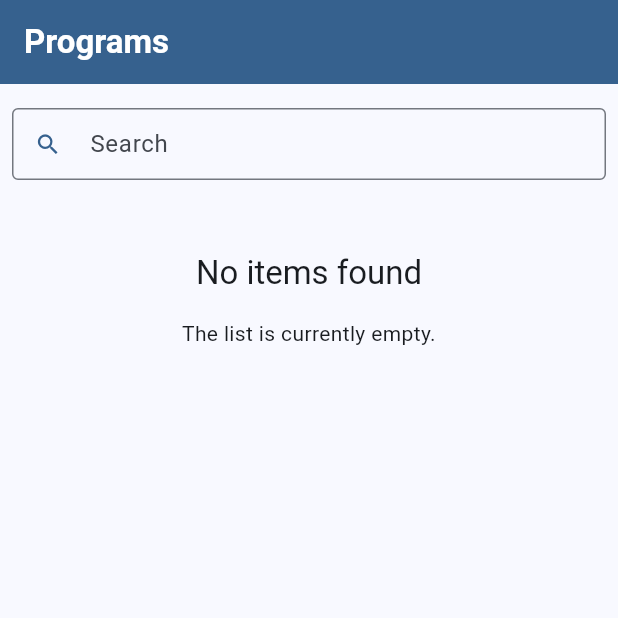
After one commit to hisptz/dhis2-flutter-toolkit-example-app, a Flutter app: the Home screen opened by its route, after a tap on "Programs", on a phone screen of 412 x 824 dp, the top half of it. The commit adds this screen. Run offline on Flutter 3.47's test engine with Material 3 defaults, Android fonts, the phone set to English and light mode, and no system bars; our stand-ins replace go_router, infinite_scroll_pagination, objectbox, shared_preferences; accounts and stored records are empty; generated files the repository leaves out were written again.

Commit message:
feat(program list): implementation
- implemented program list page
 - Implemented program search

```diff
--- a/lib/models/metadata/program.dart
+++ b/lib/models/metadata/program.dart
@@ -28,6 +28,11 @@ class D2Program extends D2MetadataResource {
   String shortName;
   String accessLevel;
 
+  String programType;
+  bool? onlyEnrollOnce;
+
+  bool? selectEnrollmentDatesInFuture;
+
   final organisationUnits = ToMany<D2OrganisationUnit>();
 
   final programStages = ToMany<D2ProgramStage>();
@@ -37,14 +42,8 @@ class D2Program extends D2MetadataResource {
   final programTrackedEntityAttributes =
       ToMany<D2ProgramTrackedEntityAttribute>();
 
-  D2Program({
-    required this.created,
-    required this.lastUpdated,
-    required this.uid,
-    required this.accessLevel,
-    required this.name,
-    required this.shortName,
-  });
+  D2Program(this.created, this.lastUpdated, this.uid, this.accessLevel,
+      this.name, this.shortName, this.programType, this.onlyEnrollOnce);
 
   D2Program.fromMap(Map json)
       : created = DateTime.parse(json["created"]),
@@ -52,7 +51,8 @@ class D2Program extends D2MetadataResource {
         uid = json["id"],
         accessLevel = json["accessLevel"],
         name = json["name"],
-        shortName = json["shortName"] {
+        shortName = json["shortName"],
+        programType = json["programType"] {
     id = D2ProgramRepository().getIdByUid(json["id"]) ?? 0;
     List<D2OrganisationUnit?> programOrgUnits = json["organisationUnits"]
         .cast<Map>()
--- a/lib/modules/home.dart
+++ b/lib/modules/home.dart
@@ -1,6 +1,7 @@
 import 'package:dhis2_flutter_toolkit/components/SystemInfo.dart';
 import 'package:dhis2_flutter_toolkit/components/UserInfoWidget.dart';
 import 'package:flutter/material.dart';
+import 'package:go_router/go_router.dart';
 
 class Home extends StatelessWidget {
   const Home({super.key});
@@ -16,14 +17,19 @@ class Home extends StatelessWidget {
             style: TextStyle(color: Colors.white, fontWeight: FontWeight.bold),
           ),
         ),
-        body: const SingleChildScrollView(
+        body: SingleChildScrollView(
           child: Column(
             children: [
-              SystemInfoWidget(),
-              Padding(
+              const SystemInfoWidget(),
+              const Padding(
                 padding: EdgeInsets.symmetric(vertical: 16.0),
               ),
-              UserInfoWidget()
+              const UserInfoWidget(),
+              TextButton(
+                  onPressed: () {
+                    context.go("/programs");
+                  },
+                  child: const Text("Programs"))
             ],
           ),
         ),
--- /dev/null
+++ b/lib/modules/programs/list.dart
@@ -0,0 +1,128 @@
+import 'package:dhis2_flutter_toolkit/models/metadata/program.dart';
+import 'package:dhis2_flutter_toolkit/objectbox.g.dart';
+import 'package:dhis2_flutter_toolkit/repositories/metadata/program.dart';
+import 'package:dhis2_flutter_toolkit/utils/debounce.dart';
+import 'package:flutter/material.dart';
+import 'package:infinite_scroll_pagination/infinite_scroll_pagination.dart';
+
+class ProgramList extends StatefulWidget {
+  const ProgramList({super.key});
+
+  @override
+  State<ProgramList> createState() => _ProgramListState();
+}
+
+final debouncer = Debouncer(milliseconds: 1000);
+
+class _ProgramListState extends State<ProgramList> {
+  TextEditingController searchController = TextEditingController();
+  final D2ProgramRepository repository = D2ProgramRepository();
+  final PagingController<int, D2Program> _pagingController =
+      PagingController(firstPageKey: 0);
+
+  fetchPage(int page) async {
+    String keyword = searchController.text;
+
+    if (keyword.isNotEmpty) {
+      print(keyword);
+      repository.byIdentifiableToken(keyword);
+    } else {
+      repository.clearQuery();
+    }
+    QueryBuilder<D2Program> queryBuilder = repository.queryBuilder;
+    Query<D2Program> query = queryBuilder.build();
+    query
+      ..limit = 50
+      ..offset = page;
+    List<D2Program> entities = await query.findAsync();
+    final isLastPage = entities.length < 100;
+    if (isLastPage) {
+      _pagingController.appendLastPage(entities);
+    } else {
+      final nextPageKey = page + 1;
+      _pagingController.appendPage(entities, nextPageKey);
+    }
+  }
+
+  @override
+  void initState() {
+    _pagingController.addPageRequestListener((pageKey) {
+      fetchPage(pageKey);
+    });
+
+    searchController.addListener(() {
+      debouncer.run(() => _pagingController.refresh());
+    });
+    super.initState();
+  }
+
+  @override
+  Widget build(BuildContext context) {
+    return Scaffold(
+      appBar: AppBar(
+        title: const Text(
+          "Programs",
+          style: TextStyle(color: Colors.white, fontWeight: FontWeight.bold),
+        ),
+        backgroundColor: Theme.of(context).primaryColor,
+      ),
+      body: Padding(
+        padding: const EdgeInsets.symmetric(vertical: 8.0),
+        child: SingleChildScrollView(
+          child: Column(
+            children: [
+              Padding(
+                padding: const EdgeInsets.all(8.0),
+                child: TextFormField(
+                  keyboardType: TextInputType.url,
+                  controller: searchController,
+                  decoration: InputDecoration(
+                      border: const OutlineInputBorder(),
+                      isDense: true,
+                      prefixIcon: Icon(
+                        Icons.search,
+                        color: Theme.of(context).primaryColor,
+                      ),
+                      label: const Text("Search")),
+                ),
+              ),
+              Padding(
+                padding: const EdgeInsets.symmetric(vertical: 8.0),
+                child: PagedListView.separated(
+                    shrinkWrap: true,
+                    separatorBuilder: (
+                      context,
+                      item,
+                    ) =>
+                        const Padding(
+                          padding: EdgeInsets.symmetric(
+                              horizontal: 8.0, vertical: 4.0),
+                          child: Divider(),
+                        ),
+                    pagingController: _pagingController,
+                    builderDelegate: PagedChildBuilderDelegate<D2Program>(
+                        itemBuilder: (context, item, index) => Padding(
+                              padding:
+                                  const EdgeInsets.symmetric(horizontal: 8.0),
+                              child: Column(
+                                crossAxisAlignment: CrossAxisAlignment.start,
+                                children: [
+                                  Text(
+                                    item.name,
+                                    style: const TextStyle(
+                                        fontWeight: FontWeight.bold),
+                                  ),
+                                  Text(item.programType == "WITH_REGISTRATION"
+                                      ? "Tracker Program"
+                                      : "Event Program")
+                                ],
+                              ),
+                            ))),
+              )
+            ],
+          ),
+        ),
+      ),
+    );
+  }
+}
--- a/lib/repositories/base.dart
+++ b/lib/repositories/base.dart
@@ -1,5 +1,6 @@
 import 'package:dhis2_flutter_toolkit/models/base.dart';
 import 'package:dhis2_flutter_toolkit/objectbox.g.dart';
+import 'package:objectbox/objectbox.dart';
 
 abstract class BaseRepository<T extends DHIS2Resource> {
   Box<T> box;
@@ -8,8 +9,22 @@ abstract class BaseRepository<T extends DHIS2Resource> {
 
   T mapper(Map<String, dynamic> json);
 
+  Condition<T>? queryConditions;
+
   int? getIdByUid(String uid) {
     return getByUid(uid)?.id;
+  }
+
+  QueryBuilder<T> get queryBuilder {
+    return box.query(queryConditions);
+  }
+
+  Query<T> get query {
+    return queryBuilder.build();
+  }
+
+  List<T> find() {
+    return query.find();
   }
 
   T? getByUid(String uid);
@@ -18,4 +33,9 @@ abstract class BaseRepository<T extends DHIS2Resource> {
     List<T> entities = json.map(mapper).toList();
     return box.putAndGetManyAsync(entities);
   }
+
+  BaseRepository<T> clearQuery() {
+    queryConditions = null;
+    return this;
+  }
 }
--- a/lib/routes.dart
+++ b/lib/routes.dart
@@ -1,12 +1,31 @@
 import 'package:dhis2_flutter_toolkit/modules/home.dart';
 import 'package:dhis2_flutter_toolkit/modules/login.dart';
-import 'package:dhis2_flutter_toolkit/modules/router.dart';
+import 'package:dhis2_flutter_toolkit/modules/programs/list.dart';
 import 'package:dhis2_flutter_toolkit/modules/sync.dart';
+import 'package:dhis2_flutter_toolkit/services/credentials.dart';
+import 'package:dhis2_flutter_toolkit/syncServices/metadataSync.dart';
 import 'package:go_router/go_router.dart';
 
-final router = GoRouter(routes: [
-  GoRoute(path: "/", builder: (context, state) => MainNavigation()),
-  GoRoute(path: "/sync", builder: (context, state) => const SyncPage()),
-  GoRoute(path: "/home", builder: (context, state) => const Home()),
-  GoRoute(path: "/login", builder: (context, state) => const Login()),
-]);
+final router = GoRouter(
+  routes: [
+    GoRoute(
+        path: "/",
+        redirect: (context, state) {
+          final metadataSync = MetadataSync();
+          final DHIS2Credentials? credentials =
+              DHIS2Credentials.fromPreferences();
+          if (credentials == null) {
+            return "/login";
+          }
+          if (!metadataSync.isSynced()) {
+            return "/sync";
+          }
+          return "/home";
+        }),
+    GoRoute(path: "/sync", builder: (context, state) => const SyncPage()),
+    GoRoute(path: "/home", builder: (context, state) => const Home()),
+    GoRoute(path: "/login", builder: (context, state) => const Login()),
+    GoRoute(
+        path: "/programs", builder: (context, state) => const ProgramList()),
+  ],
+);
--- a/lib/syncServices/metadataSync.dart
+++ b/lib/syncServices/metadataSync.dart
@@ -21,7 +21,7 @@ class MetadataSync {
   * Basically checks if the user info and system info is synced. To be used when the app starts. Maybe later it will check for all the metadata.
   *
   * */
-  isSynced() async {
+  isSynced() {
     return userSyncService.isSynced() && systemInfoSync.isSynced();
   }
 
--- a/pubspec.yaml
+++ b/pubspec.yaml
@@ -42,6 +42,7 @@ dependencies:
   objectbox_flutter_libs: any
   go_router: ^13.2.0
   provider: ^6.1.1
+  infinite_scroll_pagination: ^4.0.0
 
 dev_dependencies:
   flutter_test:
```
Also changed, not shown: lib/modules/router.dart (+7 -0 lines), lib/objectbox-model.json (+16 -1 lines), lib/repositories/metadata/program.dart (+8 -0 lines), lib/utils/debounce.dart (added, +15 -0 lines), lib/modules/programs/program.dart (added), lib/objectbox.g.dart, pubspec.lock.
